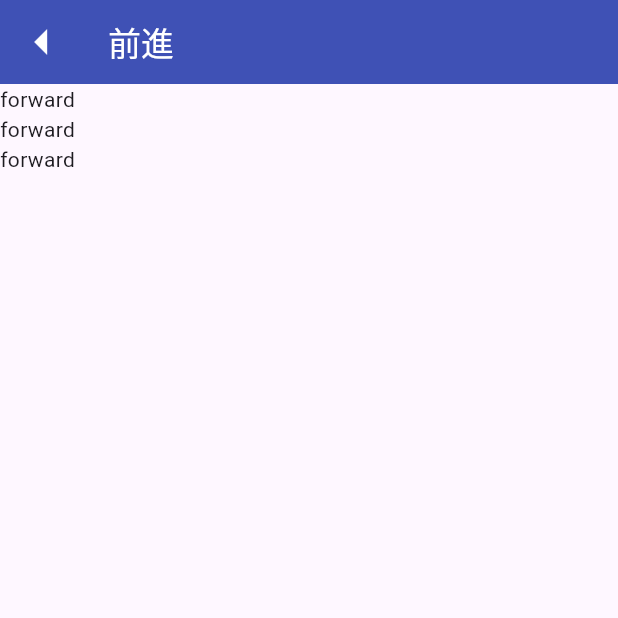
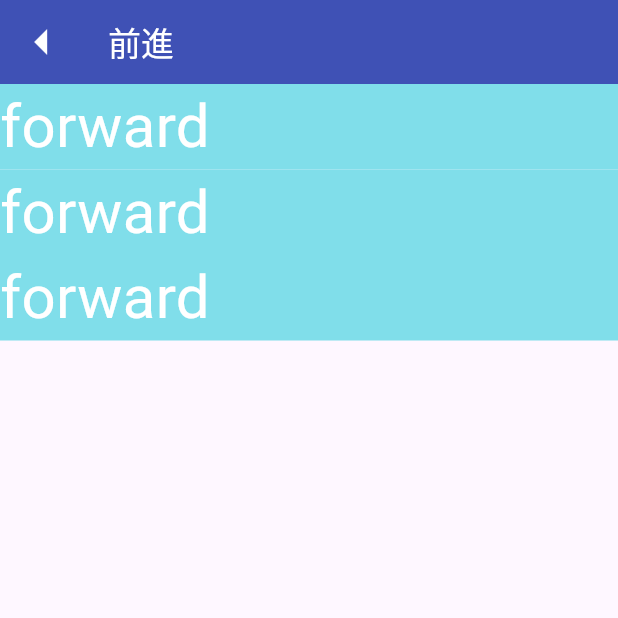
Before and after one commit to penguin104/sigusa2_flutterApp, a Flutter app: the screen it shows after launch, after a tap on "前進", on a phone screen of 412 x 824 dp, the top half of it. Run offline on Flutter 3.47's test engine with Material 3 defaults, Android fonts, the light colour scheme and no system bars.

Commit message:
アクションの仮実装

```diff
--- a/lib/program_edit.dart
+++ b/lib/program_edit.dart
@@ -38,7 +38,8 @@ class _ProgramEditState extends State<ProgramEdit> {
             itemCount: selectProject.program.length,
             itemBuilder: (context, index) {
               final action = selectProject.program[index];
-              return Text(action.action);//TODO プログラムセルウィジェット実装する
+              return ProgramAction(
+                  action: action, index: index); //TODO プログラムセルウィジェット実装する
             }),
       ),
     );
@@ -58,18 +59,17 @@ class ProgramAction extends StatelessWidget {
 
   @override
   Widget build(BuildContext context) {
-
     final programAction = Container(
-      color: Color(),
+      color: Color(int.parse(action.color)),
       child: Text(
         action.action,
         style: TextStyle(
           fontSize: 40,
           color: Colors.white,
         ),
-        ),
+      ),
     );
 
-    return const Placeholder();
+    return programAction;
   }
 }
```
